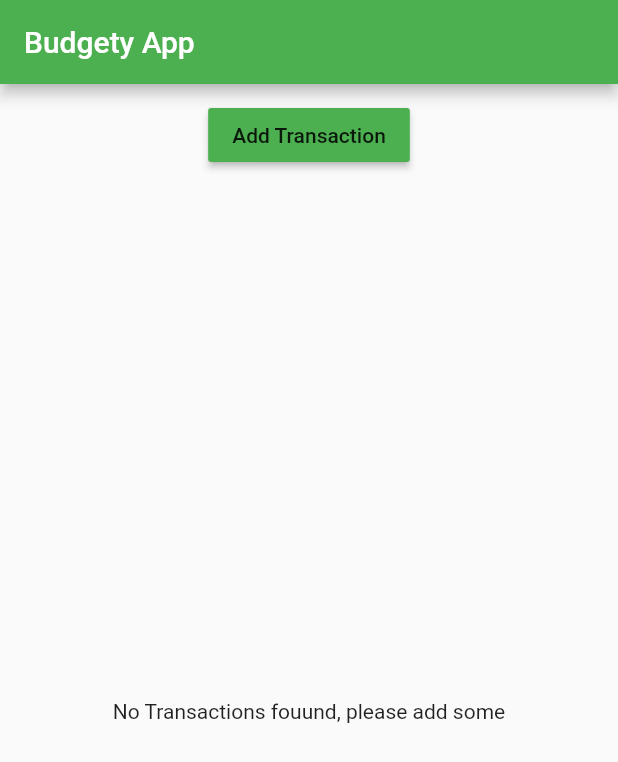
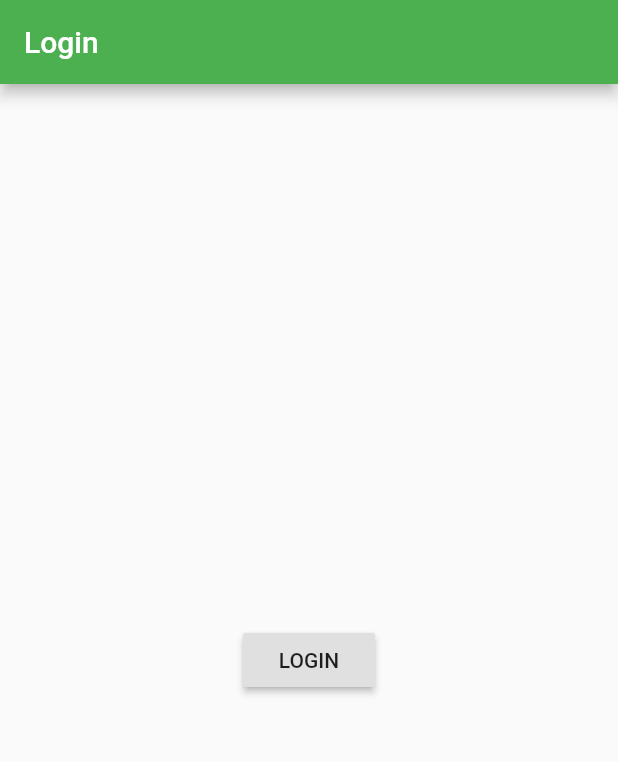
Before and after one commit to 3Cement/budgety_flutter_app, a Flutter app: the screen it shows after launch, on a phone screen of 412 x 824 dp. Shown: the top 762 px of the screen. Run offline on Flutter 3.47's test engine with Material 2 defaults, Android fonts, the phone set to English and light mode, and no system bars.

```diff
--- a/lib/main.dart
+++ b/lib/main.dart
@@ -1,7 +1,7 @@
 import 'package:flutter/material.dart';
 // import 'package:flutter/rendering.dart';
 
-import './pages/home.dart';
+import './pages/auth.dart';
 
 void main() {
   // debugPaintSizeEnabled = true;
@@ -19,7 +19,7 @@ class MyApp extends StatelessWidget {
           brightness: Brightness.light,
           primarySwatch: Colors.green,
           accentColor: Colors.lightGreen),
-      home: HomePage(),
+      home: AuthPage(),
     );
   }
 }
--- /dev/null
+++ b/lib/pages/auth.dart
@@ -0,0 +1,26 @@
+import 'package:flutter/material.dart';
+
+import './transactions.dart';
+
+class AuthPage extends StatelessWidget {
+  @override
+  Widget build(BuildContext context) {
+    return Scaffold(
+      appBar: AppBar(
+        title: Text('Login'),
+      ),
+      body: Center(
+        child: RaisedButton(
+          child: Text('LOGIN'),
+          onPressed: () {
+            Navigator.pushReplacement(
+              context,
+              MaterialPageRoute(
+                  builder: (BuildContext context) => TransactionsPage()),
+            );
+          },
+        ),
+      ),
+    );
+  }
+}
--- a/lib/pages/home.dart
+++ /dev/null
@@ -1,15 +0,0 @@
-import 'package:flutter/material.dart';
-
-import '../transaction_manager.dart';
-
-class HomePage extends StatelessWidget {
-  @override
-  Widget build(BuildContext context) {
-    return Scaffold(
-      appBar: AppBar(
-        title: Text('Budgety App'),
-      ),
-      body: TransactionManager(),
-    );
-  }
-}
```
Also changed, not shown: lib/pages/transaction_create.dart (added, +10 -0 lines), lib/pages/transaction_list.dart (added, +10 -0 lines), lib/pages/transactions.dart (added, +36 -0 lines), lib/pages/transactions_admin.dart (added, +55 -0 lines).
